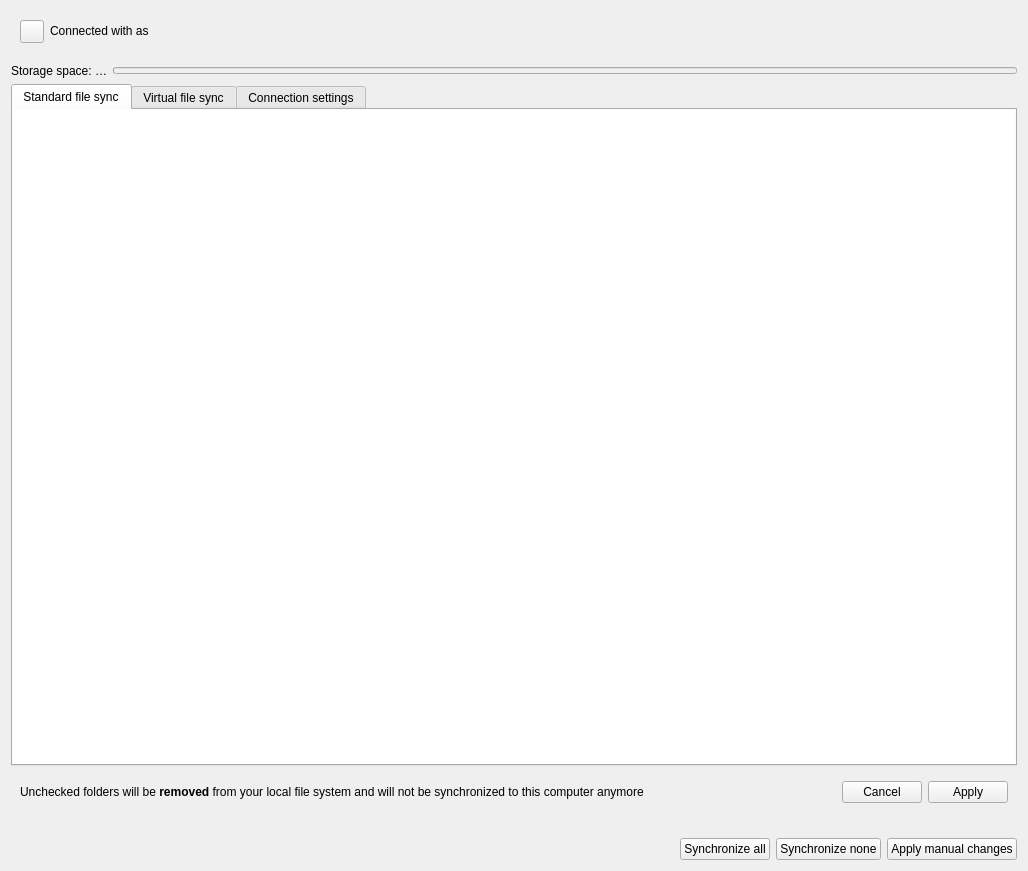
This is src/gui/accountsettings.ui in nextcloud/desktop as Qt 5 draws it before an edit. The edited form follows.
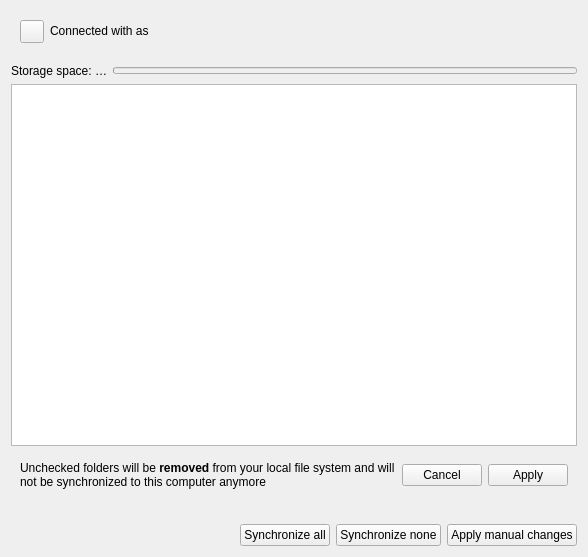
This is the edited form. Custom widgets are drawn as their Qt base class.

The edit to the form file:
```diff
--- a/src/gui/accountsettings.ui
+++ b/src/gui/accountsettings.ui
@@ -6,8 +6,8 @@
    <rect>
     <x>0</x>
     <y>0</y>
-    <width>1028</width>
-    <height>871</height>
+    <width>588</width>
+    <height>557</height>
    </rect>
   </property>
   <property name="windowTitle">
@@ -188,6 +188,25 @@
    <item row="1" column="0">
     <widget class="KMessageWidget" name="encryptionMessage" native="true"/>
    </item>
+   <item row="3" column="0">
+    <widget class="OCC::FolderStatusView" name="_folderList">
+     <property name="sizePolicy">
+      <sizepolicy hsizetype="MinimumExpanding" vsizetype="Expanding">
+       <horstretch>0</horstretch>
+       <verstretch>5</verstretch>
+      </sizepolicy>
+     </property>
+     <property name="contextMenuPolicy">
+      <enum>Qt::CustomContextMenu</enum>
+     </property>
+     <property name="editTriggers">
+      <set>QAbstractItemView::NoEditTriggers</set>
+     </property>
+     <property name="animated">
+      <bool>true</bool>
+     </property>
+    </widget>
+   </item>
    <item row="5" column="0">
     <widget class="QWidget" name="bigFolderUi" native="true">
      <layout class="QVBoxLayout" name="verticalLayout">
@@ -257,70 +276,6 @@
      </layout>
     </widget>
    </item>
-   <item row="3" column="0">
-    <widget class="QTabWidget" name="tabWidget">
-     <property name="tabShape">
-      <enum>QTabWidget::Rounded</enum>
-     </property>
-     <property name="currentIndex">
-      <number>0</number>
-     </property>
-     <widget class="QWidget" name="standardSyncTab">
-      <attribute name="title">
-       <string>Standard file sync</string>
-      </attribute>
-      <layout class="QVBoxLayout" name="verticalLayout_4" stretch="0">
-       <property name="leftMargin">
-        <number>0</number>
-       </property>
-       <property name="topMargin">
-        <number>0</number>
-       </property>
-       <property name="rightMargin">
-        <number>0</number>
-       </property>
-       <property name="bottomMargin">
-        <number>0</number>
-       </property>
-       <item>
-        <widget class="OCC::FolderStatusView" name="_folderList">
-         <property name="sizePolicy">
-          <sizepolicy hsizetype="Expanding" vsizetype="Expanding">
-           <horstretch>0</horstretch>
-           <verstretch>0</verstretch>
-          </sizepolicy>
-         </property>
-         <property name="contextMenuPolicy">
-          <enum>Qt::CustomContextMenu</enum>
-         </property>
-         <property name="autoFillBackground">
-          <bool>false</bool>
-         </property>
-         <property name="frameShape">
-          <enum>QFrame::Shape::NoFrame</enum>
-         </property>
-         <property name="editTriggers">
-          <set>QAbstractItemView::NoEditTriggers</set>
-         </property>
-         <property name="animated">
-          <bool>true</bool>
-         </property>
-        </widget>
-       </item>
-      </layout>
-     </widget>
-     <widget class="QWidget" name="fileProviderTab">
-      <attribute name="title">
-       <string>Virtual file sync</string>
-      </attribute>
-     </widget>
-     <widget class="QWidget" name="connectionSettingsTab">
-      <attribute name="title">
-       <string>Connection settings</string>
-      </attribute>
-     </widget>
-    </widget>
-   </item>
   </layout>
  </widget>
  <customwidgets>
```
Left out of the diff: 108 changed lines with no effect on the pictures.
